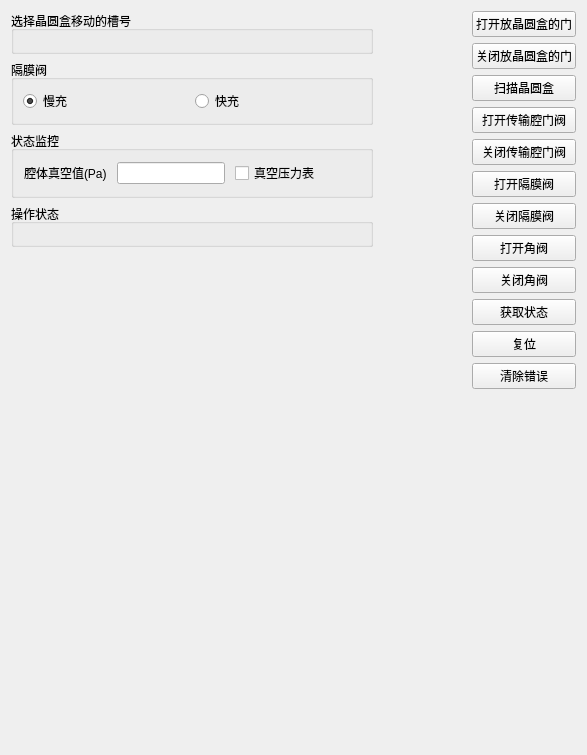
Before: the Qt Designer form device/src/LoadLock/fortrend_loadlock_subsystem_widget.ui in zhangzhenxi11/HL, drawn with Qt 5.
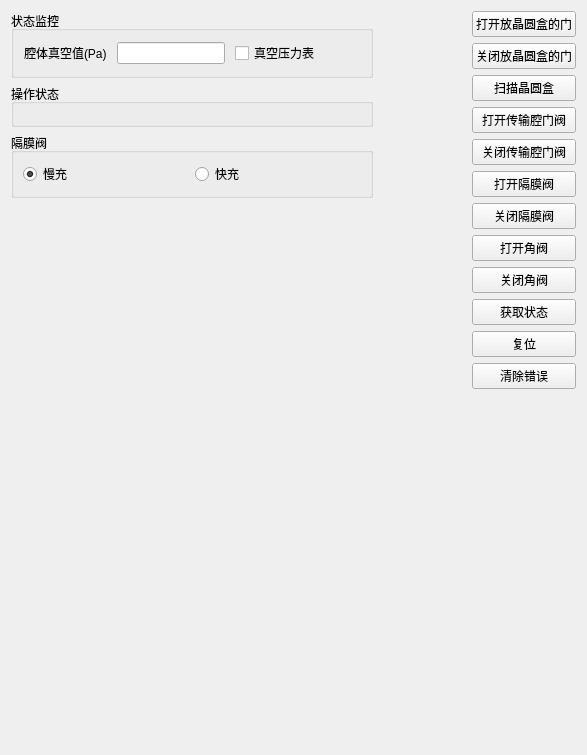
After: the same form once the commit is applied.

Patch:
```diff
--- a/device/src/LoadLock/fortrend_loadlock_subsystem_widget.ui
+++ b/device/src/LoadLock/fortrend_loadlock_subsystem_widget.ui
@@ -22,69 +22,6 @@
   <layout class="QHBoxLayout" name="horizontalLayout_2">
    <item>
     <layout class="QVBoxLayout" name="verticalLayout_2">
-     <item>
-      <widget class="QGroupBox" name="slots_group">
-       <property name="title">
-        <string>选择晶圆盒移动的槽号</string>
-       </property>
-       <layout class="QVBoxLayout" name="station_layout_5">
-        <property name="spacing">
-         <number>10</number>
-        </property>
-        <property name="leftMargin">
-         <number>10</number>
-        </property>
-        <property name="topMargin">
-         <number>10</number>
-        </property>
-        <property name="rightMargin">
-         <number>10</number>
-        </property>
-        <property name="bottomMargin">
-         <number>10</number>
-        </property>
-        <item>
-         <layout class="QGridLayout" name="slots_gridLayout"/>
-        </item>
-       </layout>
-      </widget>
-     </item>
-     <item>
-      <widget class="QGroupBox" name="groupBox">
-       <property name="minimumSize">
-        <size>
-         <width>0</width>
-         <height>0</height>
-        </size>
-       </property>
-       <property name="title">
-        <string>隔膜阀</string>
-       </property>
-       <layout class="QGridLayout" name="gridLayout">
-        <item row="0" column="0">
-         <layout class="QGridLayout" name="gridLayout_2">
-          <item row="0" column="0">
-           <widget class="QRadioButton" name="slow_charging_rbt">
-            <property name="text">
-             <string>慢充</string>
-            </property>
-            <property name="checked">
-             <bool>true</bool>
-            </property>
-           </widget>
-          </item>
-          <item row="0" column="1">
-           <widget class="QRadioButton" name="fast_charging_rbt">
-            <property name="text">
-             <string>快充</string>
-            </property>
-           </widget>
-          </item>
-         </layout>
-        </item>
-       </layout>
-      </widget>
-     </item>
      <item>
       <widget class="QGroupBox" name="generate_state_group">
        <property name="title">
@@ -181,6 +118,42 @@
        </layout>
       </widget>
      </item>
+     <item>
+      <widget class="QGroupBox" name="groupBox">
+       <property name="minimumSize">
+        <size>
+         <width>0</width>
+         <height>0</height>
+        </size>
+       </property>
+       <property name="title">
+        <string>隔膜阀</string>
+       </property>
+       <layout class="QGridLayout" name="gridLayout">
+        <item row="0" column="0">
+         <layout class="QGridLayout" name="gridLayout_2">
+          <item row="0" column="0">
+           <widget class="QRadioButton" name="slow_charging_rbt">
+            <property name="text">
+             <string>慢充</string>
+            </property>
+            <property name="checked">
+             <bool>true</bool>
+            </property>
+           </widget>
+          </item>
+          <item row="0" column="1">
+           <widget class="QRadioButton" name="fast_charging_rbt">
+            <property name="text">
+             <string>快充</string>
+            </property>
+           </widget>
+          </item>
+         </layout>
+        </item>
+       </layout>
+      </widget>
+     </item>
      <item>
       <spacer name="verticalSpacer_2">
        <property name="orientation">
```
